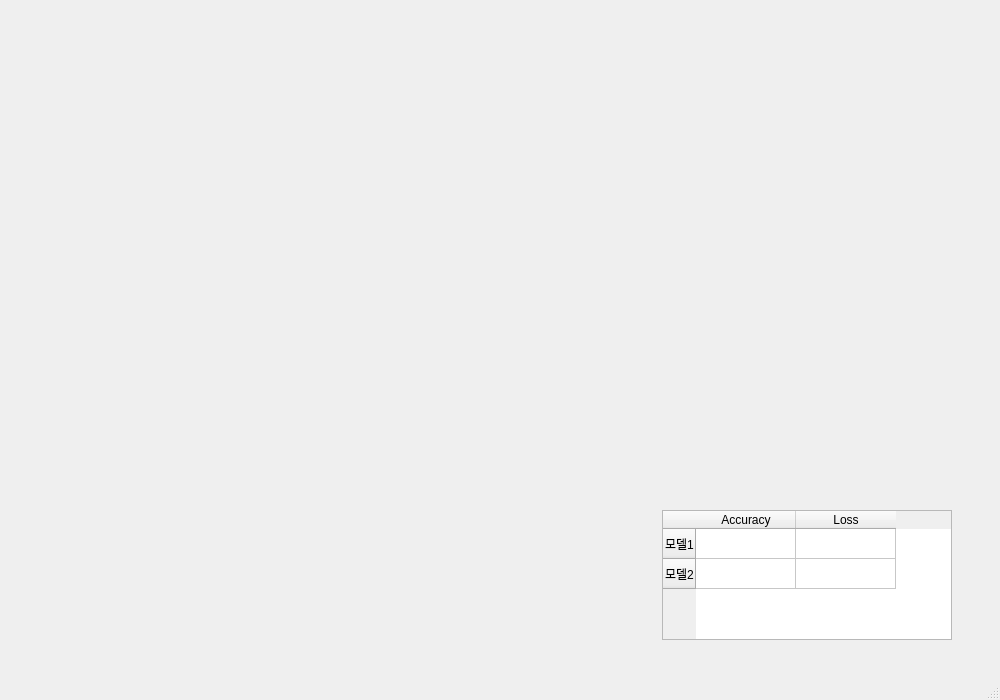
Lee-JiHyeon/PIXBY, file develop/pixby/ui/res.ui: the form before one commit.
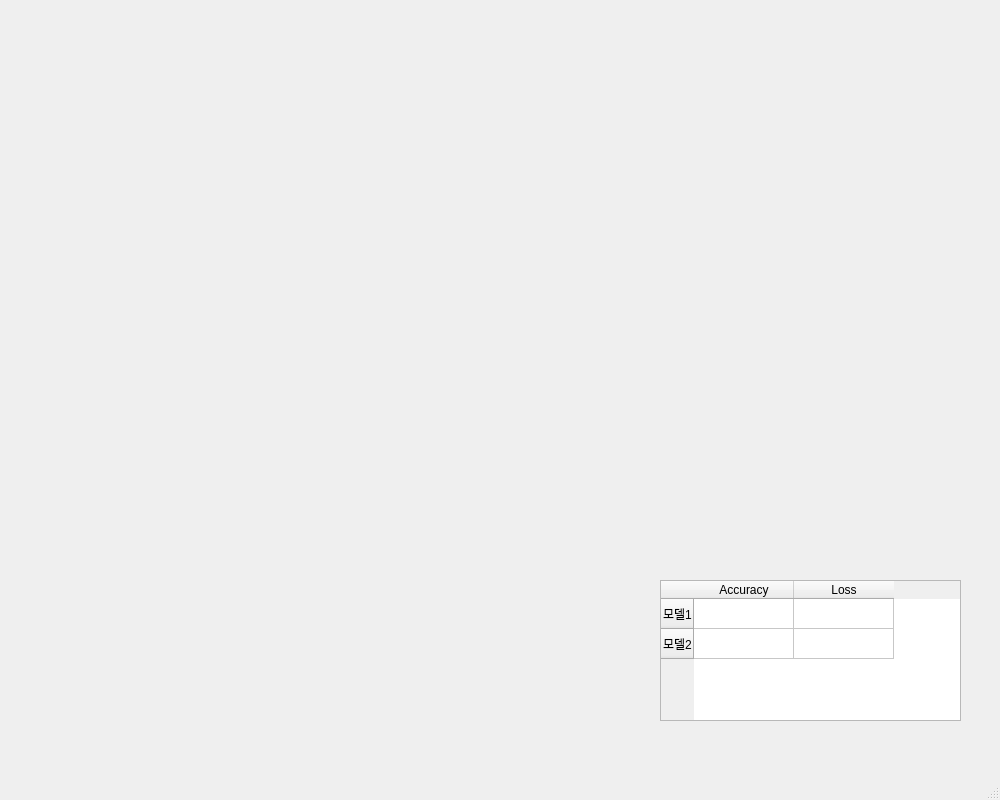
The form after the commit.

Diff of the .ui file:
```diff
--- a/develop/pixby/ui/res.ui
+++ b/develop/pixby/ui/res.ui
@@ -7,7 +7,7 @@
     <x>0</x>
     <y>0</y>
     <width>1000</width>
-    <height>700</height>
+    <height>800</height>
    </rect>
   </property>
   <property name="windowTitle">
@@ -17,10 +17,10 @@
    <widget class="QTableWidget" name="compare_table">
     <property name="geometry">
      <rect>
-      <x>662</x>
-      <y>510</y>
-      <width>290</width>
-      <height>130</height>
+      <x>660</x>
+      <y>580</y>
+      <width>301</width>
+      <height>141</height>
      </rect>
     </property>
     <row>
```
